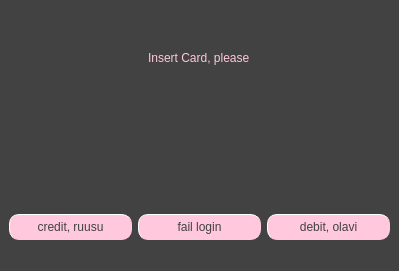
First picture: the form in bankautomat/mainwindow.ui, repository bank-2022/group11, before the edit.
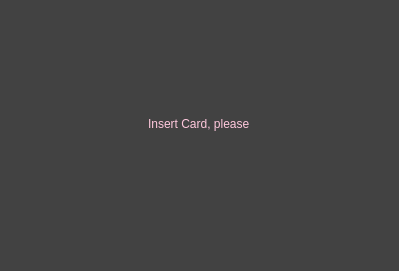
Second picture: the form after the edit.

What changed in the file:
```diff
--- a/bankautomat/mainwindow.ui
+++ b/bankautomat/mainwindow.ui
@@ -17,100 +17,17 @@
    <string notr="true">background-color:rgb(66, 66, 66);</string>
   </property>
   <widget class="QWidget" name="centralwidget">
-   <layout class="QHBoxLayout" name="horizontalLayout_2">
-    <item>
-     <layout class="QVBoxLayout" name="verticalLayout_2">
-      <item>
-       <layout class="QVBoxLayout" name="verticalLayout">
-        <item alignment="Qt::AlignHCenter">
-         <widget class="QLabel" name="label">
-          <property name="styleSheet">
-           <string notr="true">color: rgb(255, 200, 221);
-font: 63 10pt &quot;Lato Semibold&quot;;</string>
-          </property>
-          <property name="text">
-           <string>Insert Card, please</string>
-          </property>
-         </widget>
-        </item>
-        <item alignment="Qt::AlignHCenter">
-         <widget class="QLabel" name="warningLabel">
-          <property name="styleSheet">
-           <string notr="true">color: rgb(255, 200, 221);
-font: 63 10pt &quot;Lato Semibold&quot;;</string>
-          </property>
-          <property name="text">
-           <string/>
-          </property>
-         </widget>
-        </item>
-       </layout>
-      </item>
-      <item>
-       <layout class="QHBoxLayout" name="horizontalLayout">
-        <item>
-         <widget class="QPushButton" name="ruusuButton">
-          <property name="cursor">
-           <cursorShape>PointingHandCursor</cursorShape>
-          </property>
-          <property name="styleSheet">
-           <string notr="true">font: 63 9pt &quot;Lato Semibold&quot;;
-color: rgb(66, 66, 66);
-background-color:rgb(255, 200, 221);
-border-style: outset;
-border-width: 1px;
-border-radius: 10px;
-border-color:rgb(255, 200, 221);
-min-width: 1em;
-padding: 5px;</string>
-          </property>
-          <property name="text">
-           <string>credit, ruusu</string>
-          </property>
-         </widget>
-        </item>
-        <item>
-         <widget class="QPushButton" name="failLoginButton">
-          <property name="styleSheet">
-           <string notr="true">font: 63 9pt &quot;Lato Semibold&quot;;
-color: rgb(66, 66, 66);
-background-color:rgb(255, 200, 221);
-border-style: outset;
-border-width: 1px;
-border-radius: 10px;
-border-color:rgb(255, 200, 221);
-min-width: 1em;
-padding: 5px;</string>
-          </property>
-          <property name="text">
-           <string>fail login</string>
-          </property>
-         </widget>
-        </item>
-        <item>
-         <widget class="QPushButton" name="olaviButton">
-          <property name="cursor">
-           <cursorShape>PointingHandCursor</cursorShape>
-          </property>
-          <property name="styleSheet">
-           <string notr="true">font: 63 9pt &quot;Lato Semibold&quot;;
-color: rgb(66, 66, 66);
-background-color:rgb(255, 200, 221);
-border-style: outset;
-border-width: 1px;
-border-radius: 10px;
-border-color:rgb(255, 200, 221);
-min-width: 1em;
-padding: 5px;</string>
-          </property>
-          <property name="text">
-           <string>debit, olavi</string>
-          </property>
-         </widget>
-        </item>
-       </layout>
-      </item>
-     </layout>
+   <layout class="QGridLayout" name="gridLayout">
+    <item row="0" column="0" alignment="Qt::AlignHCenter|Qt::AlignVCenter">
+     <widget class="QLabel" name="label">
+      <property name="styleSheet">
+       <string notr="true">color: rgb(255, 200, 221);
+font: 63 12pt &quot;Lato Semibold&quot;;</string>
+      </property>
+      <property name="text">
+       <string>Insert Card, please</string>
+      </property>
+     </widget>
     </item>
    </layout>
   </widget>
```
